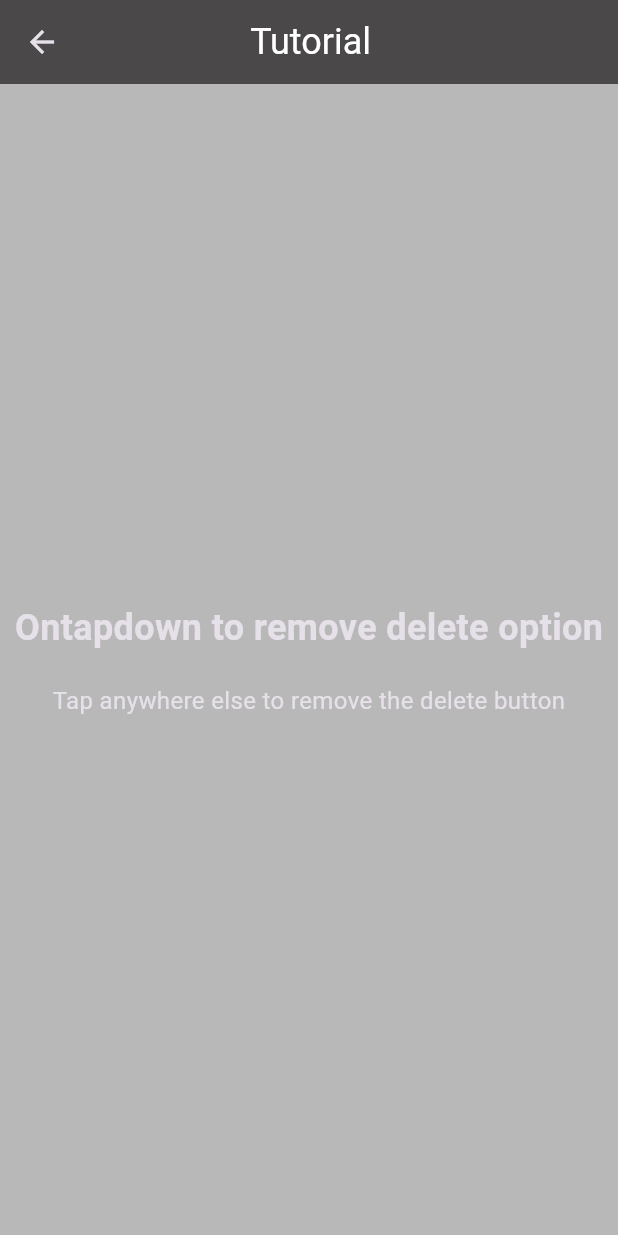
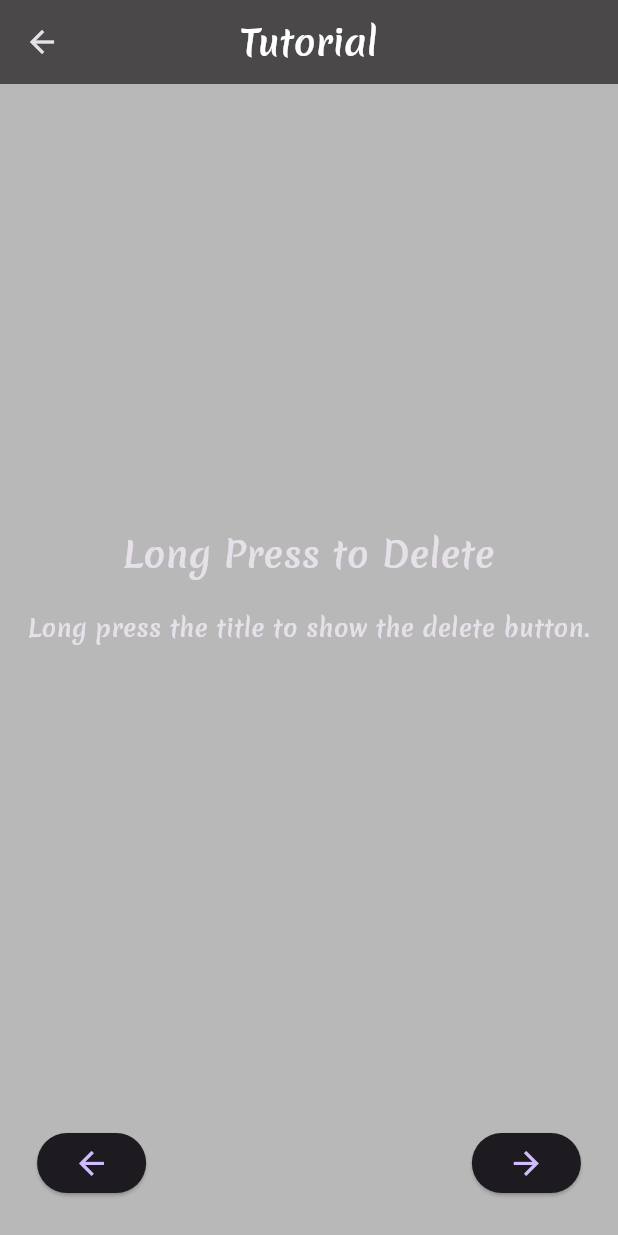
Before and after one commit to bhuvan-raj/Truelog, a Flutter app: the TutorialRef screen opened by its route, swiped to page 3, on a phone screen of 412 x 824 dp. Run offline on Flutter 3.47's test engine with Material 3 defaults, Android fonts, the phone set to English and light mode, and no system bars; our stand-ins replace hive, hive_flutter; accounts and stored records are empty.

Commit message:
final modifications version 1

```diff
--- a/lib/main.dart
+++ b/lib/main.dart
@@ -18,7 +18,11 @@ class MyApp extends StatelessWidget {
   Widget build(BuildContext context) {
     return MaterialApp(
       debugShowCheckedModeBanner: false,
-      theme: ThemeData.dark(),
+      theme: ThemeData.dark().copyWith(
+        textTheme: ThemeData.dark().textTheme.apply(
+          fontFamily: 'Merienda'
+        )
+      ),
       home: SplashScreen(), // Set SplashScreen as the initial screen
       routes: {
         '/home': (context) => HomeScreen(),
--- a/lib/pages/tutorial_page.dart
+++ b/lib/pages/tutorial_page.dart
@@ -17,6 +17,7 @@ class TutorialPage extends StatelessWidget {
       crossAxisAlignment: CrossAxisAlignment.center,
       children: [
         Text(
+          textAlign: TextAlign.center,
           title,
           style: TextStyle(fontSize: 24, fontWeight: FontWeight.bold),
         ),
--- a/lib/pages/tutorial_ref.dart
+++ b/lib/pages/tutorial_ref.dart
@@ -16,28 +16,18 @@ class TutorialRef extends StatefulWidget {
 
 class _TutorialRefState extends State<TutorialRef> {
   final PageController _pageController = PageController();
-  Timer? _timer;
   int currentpage = 0;
+  final int totalpages = 3;
   @override
   void initState() {
     // implement initState
     super.initState();
-    _timer = Timer.periodic(Duration(seconds: 3), (Timer timer) {
-      if (currentpage < 3) {
-        currentpage++;
-        _pageController.animateToPage(currentpage,
-            duration: Duration(milliseconds: 350), curve: Curves.easeIn);
-      } else {
-        timer.cancel();
-      }
-    });
   }
 
   @override
   void dispose() {
     //  implement dispose
     super.dispose();
-    _timer?.cancel();
     _pageController.dispose();
   }
 
@@ -47,17 +37,19 @@ class _TutorialRefState extends State<TutorialRef> {
     return Scaffold(
       backgroundColor: Color.fromARGB(117, 103, 101, 101),
       appBar: AppBar(
+        centerTitle: true,   // now the title will awlays remain at the center
+                             // dont wrap appbar with center widget,rather set centertitle to true
         backgroundColor: const Color.fromARGB(255, 74, 72, 72),
-        title: Padding(
-          padding: EdgeInsets.only(left: ScreenW * 0.23),
-          child: Text(
+        title: Text(
           "Tutorial",
           style: TextStyle(
               fontSize: 24, fontWeight: FontWeight.w400, color: Colors.white),
         ),
       ),
-      ),
-      body: PageView(
+      body: Column(
+        children: [
+          Expanded(
+            child: PageView(
               controller: _pageController,
               onPageChanged: (int page) {
                 setState(() {
@@ -65,17 +57,56 @@ class _TutorialRefState extends State<TutorialRef> {
                 });
               },
               children: [
-          TutorialPage(title: 'Welcome to TrueLog', content: 'Here you can take notes.'),
-          TutorialPage(title: 'Double Tap to View',
-              content: 'Double tap the title of a note to view its contents.'),
-          TutorialPage(title: 'Long Press to Delete',
+                TutorialPage(
+                    title: 'Welcome to TrueLog',
+                    content: 'Here you can take notes.'),
+                TutorialPage(
+                    title: 'Double Tap to View',
+                    content:
+                        'Double tap the title of a note to view its contents.'),
+                TutorialPage(
+                    title: 'Long Press to Delete',
                     content: 'Long press the title to show the delete button.'),
-          TutorialPage(title: 'Ontapdown to remove delete option',
+                TutorialPage(
+                    title: 'Ontapdown to remove delete option',
                     content: 'Tap anywhere else to remove the delete button'),
+              ],
+            ),
+          ),
+          Padding(
+            padding: EdgeInsets.all(ScreenW * 0.06),
+            child: Row(
+              children: [
+                ElevatedButton(
+                    onPressed: currentpage > 0
+                        ? () {
+                            _pageController.previousPage(
+                                duration: Duration(microseconds: 300),
+                                curve: Curves.easeInOut);
+                          }
+                        : null,
+                    child: Icon(
+                      Icons.arrow_back_sharp,
+                      size: ScreenW * 0.06,
+                    )),
+                Expanded(child: SizedBox(width: ScreenW * 0.1)),
+                ElevatedButton(
+                    onPressed: currentpage < totalpages
+                        ? () {
+                            _pageController.nextPage(
+                                duration: Duration(milliseconds: 300),
+                                curve: Curves.easeInOut);
+                          }
+                        : null,
+                    child: Icon(
+                      Icons.arrow_forward_sharp,
+                      size: ScreenW * 0.06,
+                    ))
+              ],
+            ),
+          )
         ],
       ),
     );
   }
-
-
 }
--- a/pubspec.yaml
+++ b/pubspec.yaml
@@ -28,6 +28,10 @@ dev_dependencies:
 
 
 flutter:
+  fonts:
+    - family:  Merienda
+      fonts:
+        - asset: fonts/Merienda-SemiBold.ttf
   uses-material-design: true
   assets:
     - assets/
```
Also changed, not shown: lib/pages/bottompart.dart (+25 -30 lines), lib/pages/feedback.dart (+8 -7 lines), lib/pages/homescreen.dart (+5 -2 lines), lib/pages/note_display.dart (+12 -6 lines), fonts/Merienda-SemiBold.ttf (added), fonts/Merienda-VariableFont_wght.ttf (added), fonts/Merienda.ttf (added), fonts/Philosopher.ttf (added), fonts/Tinos.ttf (added), fonts/playfair.ttf (added), 1 other file. Lines whose indentation alone changed are shown as unchanged.
